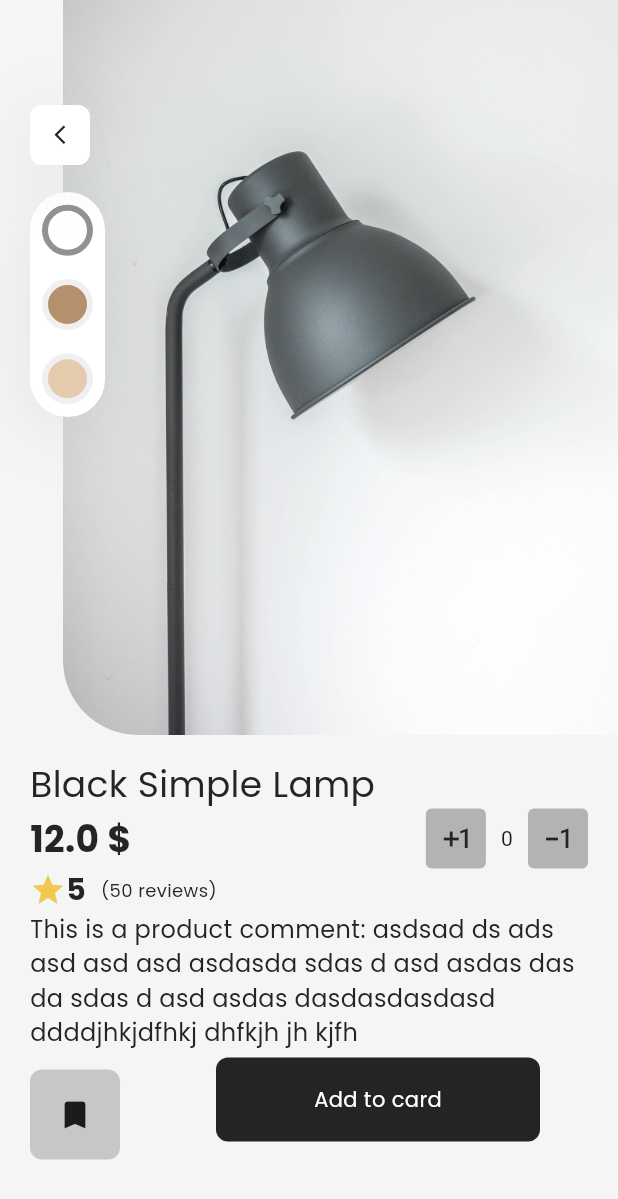
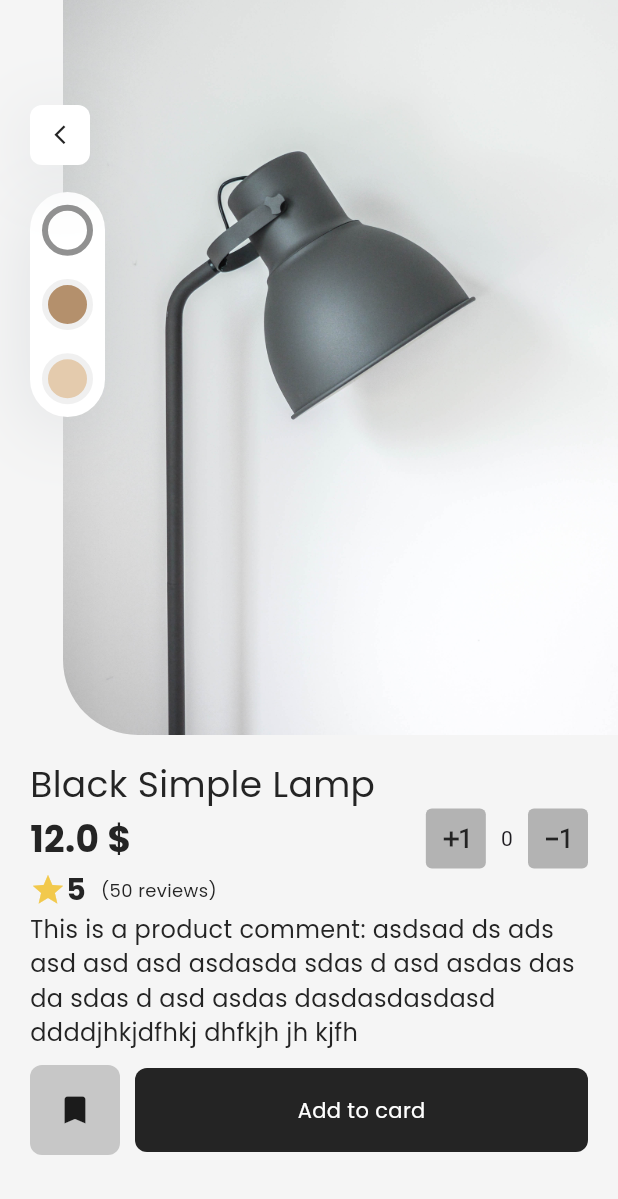
Before and after one commit to Hikmatullohprogramist/ecommerce_app, a Flutter app: the MyHomePage screen opened directly, after a tap on "Black Simple Lamp", on a phone screen of 412 x 824 dp. Shown: the top 1199 px of the screen. Run offline on Flutter 3.47's test engine with Material 2 defaults, Android fonts, the phone set to English and light mode, and no system bars.

Commit message:
add constanta

```diff
--- a/lib/screens/card/card_screen.dart
+++ b/lib/screens/card/card_screen.dart
@@ -10,6 +10,6 @@ class CardScreen extends StatefulWidget {
 class _CardScreenState extends State<CardScreen> {
   @override
   Widget build(BuildContext context) {
-    return Scaffold();
+    return const Scaffold();
   }
 }
--- a/lib/screens/favorite/favorite.dart
+++ b/lib/screens/favorite/favorite.dart
@@ -59,7 +59,7 @@ class _FavouriteScreenState extends State<FavoriteScreen> {
               },
             ),
           ),
-          CustomButton(title: "Add all to my cart")
+          const CustomButton(title: "Add all to my cart")
         ],
       ),
     );
--- a/lib/screens/login/login.dart
+++ b/lib/screens/login/login.dart
@@ -3,7 +3,6 @@ import 'package:ecommerce_app/utils/global_guides.dart';
 import 'package:ecommerce_app/widgets/button.dart';
 import 'package:flutter/material.dart';
 
-import '../home/home.dart';
 import '../signup/signup.dart';
 
 class Login extends StatelessWidget {
@@ -119,7 +118,7 @@ class Login extends StatelessWidget {
                             Navigator.push(
                               context,
                               MaterialPageRoute(
-                                builder: (context) => MyHomePage(),
+                                builder: (context) => const MyHomePage(),
                               ),
                             );
                           },
--- a/lib/screens/notification/notification_screen.dart
+++ b/lib/screens/notification/notification_screen.dart
@@ -1,5 +1,4 @@
 import 'package:ecommerce_app/utils/global_guides.dart';
-import 'package:ecommerce_app/widgets/button.dart';
 import 'package:flutter/material.dart';
 
 class NotificationScreen extends StatefulWidget {
--- a/lib/screens/product/product_info.dart
+++ b/lib/screens/product/product_info.dart
@@ -1,7 +1,6 @@
-// ignore_for_file: non_constant_identifier_names
+// ignore_for_file: non_constant_identifier_names, sized_box_for_whitespace
 
 import 'package:ecommerce_app/utils/global_guides.dart';
-import 'package:ecommerce_app/widgets/button.dart';
 import 'package:flutter/material.dart';
 
 class ProductInfoScreen extends StatefulWidget {
@@ -58,7 +57,10 @@ class _ProductInfoScreenState extends State<ProductInfoScreen> {
               decoration: BoxDecoration(
                 borderRadius: BorderRadius.circular(30),
                 color: AppSetting.subcolor,
-                  boxShadow: [AppSetting.backgroundShadow]),
+                boxShadow: const [
+                  AppSetting.backgroundShadow,
+                ],
+              ),
               child: Column(
                 mainAxisAlignment: MainAxisAlignment.spaceBetween,
                 crossAxisAlignment: CrossAxisAlignment.center,
@@ -230,8 +232,12 @@ class _ProductInfoScreenState extends State<ProductInfoScreen> {
                     const SizedBox(
                       height: 5,
                     ),
-                    Row(
+                    Container(
+                      height: 70,
+                      width: MediaQuery.sizeOf(context).width,
+                      child: Row(
                         mainAxisAlignment: MainAxisAlignment.spaceBetween,
+                        crossAxisAlignment: CrossAxisAlignment.center,
                         children: [
                           Container(
                             height: 60,
@@ -242,12 +248,35 @@ class _ProductInfoScreenState extends State<ProductInfoScreen> {
                             ),
                             child: const Icon(Icons.bookmark),
                           ),
-                        Container(
-                          width: 280,
-                          child: const CustomButton(title: "Add to card"),
+                          const SizedBox(
+                            width: 10,
+                          ),
+                          Expanded(
+                            child: Container(
+                              height: 56,
+                              // margin: const EdgeInsets.only(
+                              //     bottom: 20, left: 32, right: 32),
+                              decoration: ShapeDecoration(
+                                color: AppSetting.mainColor,
+                                shape: RoundedRectangleBorder(
+                                    borderRadius: BorderRadius.circular(8)),
+                              ),
+                              child: const Center(
+                                child: Text(
+                                  "Add to card",
+                                  style: TextStyle(
+                                    color: Colors.white,
+                                    fontSize: 14,
+                                    fontFamily: 'Poppins',
+                                    fontWeight: FontWeight.w400,
+                                  ),
+                                ),
+                              ),
+                            ),
                           ),
                         ],
                       ),
+                    )
                   ],
                 ),
               ),
--- a/lib/widgets/profile_card.dart
+++ b/lib/widgets/profile_card.dart
@@ -42,7 +42,7 @@ class ProfileCard extends StatelessWidget {
               ),
             ],
           ),
-          Icon(
+          const Icon(
             Icons.arrow_forward_ios_rounded,
             size: 20,
           )
```
Also changed, not shown: lib/screens/boarding/boarding.dart (+4 -4 lines), lib/screens/bottom_nav_bar.dart (+8 -4 lines), lib/screens/profile/profile_screen.dart (+4 -3 lines), lib/screens/signup/signup.dart (+3 -4 lines). Lines whose indentation alone changed are shown as unchanged.
